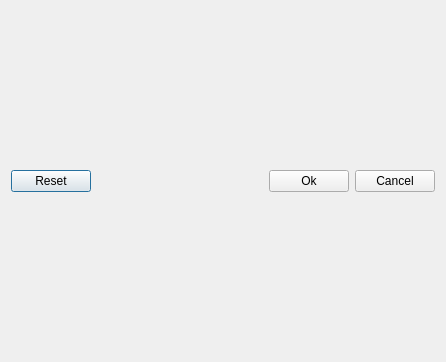
Before: the Qt Designer form QT/ExportOptionPanel.ui in tcobbs/ldview, drawn with Qt 5.
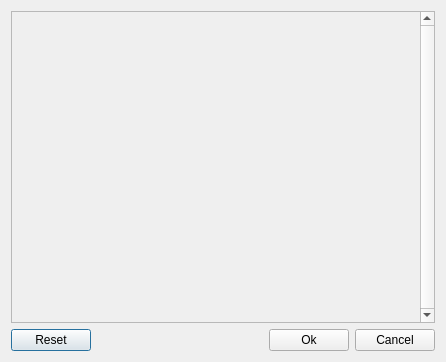
After: the same form once the commit is applied.

Commit message: Fix display of Export Options dialog

What changed in the file:
```diff
--- a/QT/ExportOptionPanel.ui
+++ b/QT/ExportOptionPanel.ui
@@ -35,7 +35,33 @@
             <number>6</number>
           </property>
           <item>
-            <layout class="QHBoxLayout"/>
+            <layout class="QHBoxLayout" name="scrolllayout">
+            <item>
+      <widget class="QScrollArea" name="scrollArea" >
+       <property name="verticalScrollBarPolicy" >
+        <enum>Qt::ScrollBarAlwaysOn</enum>
+       </property>
+       <property name="horizontalScrollBarPolicy" >
+        <enum>Qt::ScrollBarAlwaysOff</enum>
+       </property>
+       <property name="widgetResizable" >
+        <bool>true</bool>
+       </property>
+       <widget class="QWidget" name="verticalLayoutWidget" >
+        <property name="geometry" >
+         <rect>
+          <x>0</x>
+          <y>0</y>
+          <width>400</width>
+          <height>300</height>
+         </rect>
+        </property>
+        <layout class="QVBoxLayout" name="sclayout" />
+       </widget>
+      </widget>
+
+	    </item>
+	    </layout>
           </item>
           <item>
             <layout class="QHBoxLayout">
```
The commit also changes 3 other files.
